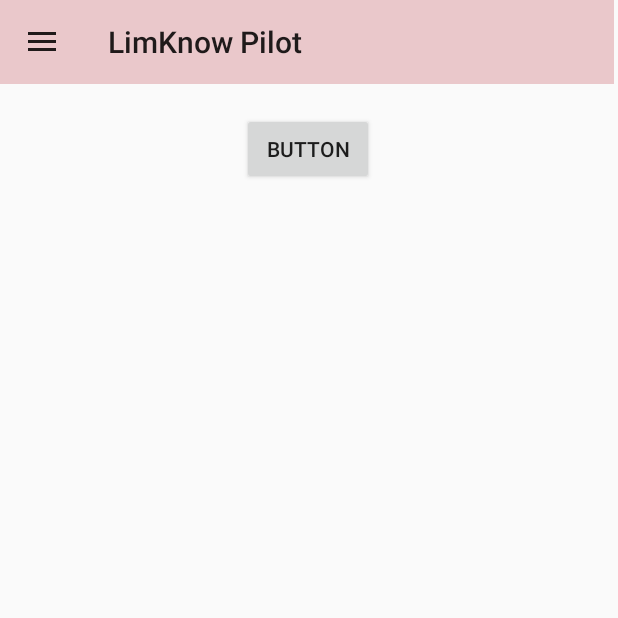
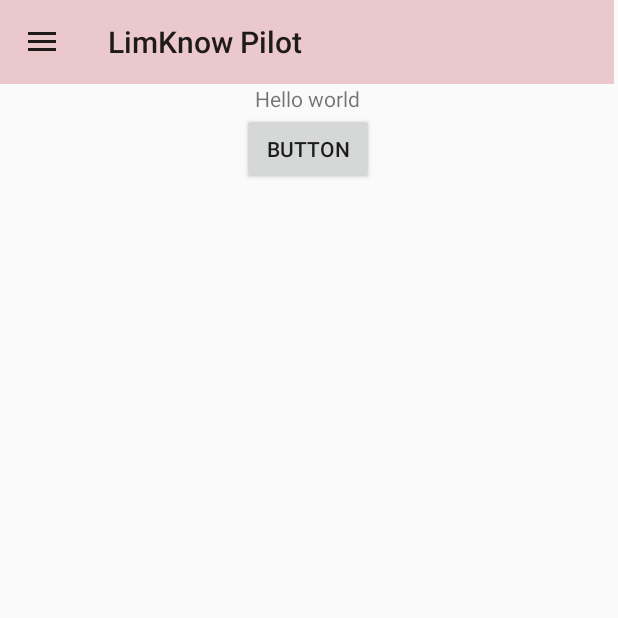
Before and after one commit to sangeetagupta2068/LimKnow-Pilot, an Android app: the screen it shows after launch once a user with an empty profile is signed in (HomeActivity before the commit, MacrophyteListActivity after it), in the side drawer, after a tap on "Aquatic Plants", on a phone screen of 412 x 824 dp, the top half of it. Run offline under Robolectric (Android 15) with nearby library versions, the phone set to English and light mode, and no system bars; our stand-ins replace Firebase (no records; nobody signed in at launch, a user with empty details on screens opened directly); Roboto replaces fonts that are not available here; 2 statements that could not run were skipped.

Commit message:
user navigation drawer item actions completed

```diff
--- a/app/src/main/java/com/pukhuriandbeels/limknowpilot/HomeActivity.java
+++ b/app/src/main/java/com/pukhuriandbeels/limknowpilot/HomeActivity.java
@@ -1,5 +1,6 @@
 package com.pukhuriandbeels.limknowpilot;
 
+import androidx.annotation.NonNull;
 import androidx.appcompat.app.ActionBarDrawerToggle;
 import androidx.appcompat.app.AppCompatActivity;
 import androidx.appcompat.widget.Toolbar;
@@ -8,6 +9,7 @@ import androidx.drawerlayout.widget.DrawerLayout;
 
 import android.content.Intent;
 import android.os.Bundle;
+import android.view.MenuItem;
 import android.view.View;
 import android.widget.Button;
 import android.widget.TextView;
@@ -37,14 +39,42 @@ public class HomeActivity extends AppCompatActivity {
 
         drawerLayout = findViewById(R.id.drawer_layout);
         navigationView = findViewById(R.id.navigation_view);
+
         toolbar = findViewById(R.id.toolbar);
-
-        //toolbar
-        setSupportActionBar(toolbar);
-
+         setSupportActionBar(toolbar);
         ActionBarDrawerToggle actionBarDrawerToggle = new ActionBarDrawerToggle(this, drawerLayout,toolbar,R.string.navigation_drawer_open,R.string.navigation_drawer_close);
         drawerLayout.addDrawerListener(actionBarDrawerToggle);
         actionBarDrawerToggle.syncState();
+
+        navigationView.bringToFront();
+        navigationView.setNavigationItemSelectedListener(new NavigationView.OnNavigationItemSelectedListener() {
+            @Override
+            public boolean onNavigationItemSelected(@NonNull MenuItem item) {
+                switch (item.getItemId()) {
+
+                    case R.id.about: break;
+                    case R.id.policy: break;
+
+                    case R.id.macrophytes:
+                        Intent intent = new Intent(HomeActivity.this, MacrophyteListActivity.class);
+                        startActivity(intent);
+                        break;
+                    case R.id.augmented_reality_game: break;
+                    case R.id.reporting: break;
+
+                    case R.id.badges: break;
+                    case R.id.edit_profile: break;
+                    case R.id.sign_out : break;
+
+                    case R.id.share : break;
+                    case R.id.contact_us: break;
+
+                }
+                drawerLayout.closeDrawer(GravityCompat.START);
+                return true;
+            }
+        });
+        navigationView.setCheckedItem(R.id.about);
 
         GoogleSignInAccount signInAccount = GoogleSignIn.getLastSignedInAccount(this);
         if(signInAccount!=null){
--- a/app/src/main/java/com/pukhuriandbeels/limknowpilot/MacrophyteListActivity.java
+++ b/app/src/main/java/com/pukhuriandbeels/limknowpilot/MacrophyteListActivity.java
@@ -1,14 +1,72 @@
 package com.pukhuriandbeels.limknowpilot;
 
+import androidx.annotation.NonNull;
+import androidx.appcompat.app.ActionBarDrawerToggle;
 import androidx.appcompat.app.AppCompatActivity;
+import androidx.appcompat.widget.Toolbar;
+import androidx.core.view.GravityCompat;
+import androidx.drawerlayout.widget.DrawerLayout;
 
+import android.content.Intent;
 import android.os.Bundle;
+import android.view.MenuItem;
+
+import com.google.android.material.navigation.NavigationView;
 
 public class MacrophyteListActivity extends AppCompatActivity {
+
+    private DrawerLayout drawerLayout;
+    private NavigationView navigationView;
+    private Toolbar toolbar;
 
     @Override
     protected void onCreate(Bundle savedInstanceState) {
         super.onCreate(savedInstanceState);
         setContentView(R.layout.activity_macrophyte_list);
+
+        drawerLayout = findViewById(R.id.drawer_layout);
+        navigationView = findViewById(R.id.navigation_view);
+
+        toolbar = findViewById(R.id.toolbar);
+        setSupportActionBar(toolbar);
+        ActionBarDrawerToggle actionBarDrawerToggle = new ActionBarDrawerToggle(this, drawerLayout,toolbar,R.string.navigation_drawer_open,R.string.navigation_drawer_close);
+        drawerLayout.addDrawerListener(actionBarDrawerToggle);
+        actionBarDrawerToggle.syncState();
+
+        navigationView.bringToFront();
+        navigationView.setNavigationItemSelectedListener(new NavigationView.OnNavigationItemSelectedListener() {
+            @Override
+            public boolean onNavigationItemSelected(@NonNull MenuItem item) {
+                switch (item.getItemId()) {
+
+                    case R.id.about: break;
+                    case R.id.policy: break;
+
+                    case R.id.macrophytes: break;
+                    case R.id.augmented_reality_game: break;
+                    case R.id.reporting: break;
+
+                    case R.id.badges: break;
+                    case R.id.edit_profile: break;
+                    case R.id.sign_out : break;
+
+                    case R.id.share : break;
+                    case R.id.contact_us: break;
+
+                }
+                drawerLayout.closeDrawer(GravityCompat.START);
+                return true;
+            }
+        });
+        navigationView.setCheckedItem(R.id.macrophytes);
+    }
+
+    @Override
+    public void onBackPressed() {
+        if(drawerLayout.isDrawerOpen(GravityCompat.START)){
+            drawerLayout.closeDrawer(GravityCompat.START);
+        } else {
+            super.onBackPressed();
+        }
     }
 }
--- a/app/src/main/res/layout/activity_macrophyte_list.xml
+++ b/app/src/main/res/layout/activity_macrophyte_list.xml
@@ -1,29 +1,60 @@
 <?xml version="1.0" encoding="utf-8"?>
-<androidx.constraintlayout.widget.ConstraintLayout xmlns:android="http://schemas.android.com/apk/res/android"
+<androidx.drawerlayout.widget.DrawerLayout xmlns:android="http://schemas.android.com/apk/res/android"
     xmlns:app="http://schemas.android.com/apk/res-auto"
-    xmlns:tools="http://schemas.android.com/tools"
     android:layout_width="match_parent"
     android:layout_height="match_parent"
-    android:backgroundTint="#FFFFFF"
-    tools:context=".MacrophyteListActivity">
+    tools:context=".MacrophyteListActivity"
+    android:id="@+id/drawer_layout"
+    xmlns:tools="http://schemas.android.com/tools"
+    android:fitsSystemWindows="true"
+    tools:openDrawer="start">
+
+    <com.google.android.material.navigation.NavigationView
+        android:layout_width="wrap_content"
+        android:id="@+id/navigation_view"
+        android:layout_height="match_parent"
+        app:menu="@menu/main_user_menu"
+        android:layout_gravity="start"
+        app:headerLayout="@layout/header"/>
+    <ScrollView
+        android:layout_width="match_parent"
+        android:layout_height="match_parent">
+
+        <androidx.constraintlayout.widget.ConstraintLayout
+            android:layout_width="match_parent"
+            android:layout_height="match_parent">
 
             <androidx.appcompat.widget.Toolbar
                 android:id="@+id/toolbar"
                 android:layout_width="409dp"
                 android:layout_height="wrap_content"
-        android:background="#E6E4E4"
+                android:background="@color/colorPastel"
                 android:minHeight="?attr/actionBarSize"
                 android:theme="?attr/actionBarTheme"
                 app:layout_constraintStart_toStartOf="parent"
                 app:layout_constraintTop_toTopOf="parent" />
 
-    <ImageView
-        android:id="@+id/imageView2"
+            <TextView
+                android:id="@+id/user_text_view"
                 android:layout_width="wrap_content"
                 android:layout_height="wrap_content"
-        android:layout_marginStart="16dp"
-        android:layout_marginTop="16dp"
+                android:text="Hello world"
+                app:layout_constraintEnd_toEndOf="parent"
+                app:layout_constraintHorizontal_bias="0.498"
                 app:layout_constraintStart_toStartOf="parent"
-        app:layout_constraintTop_toTopOf="parent"
-        app:srcCompat="@drawable/navigation_drawer_icon" />
+                app:layout_constraintTop_toBottomOf="@id/toolbar"
+                app:layout_constraintVertical_bias="0.829" />
+
+            <Button
+                android:id="@+id/logout_button"
+                android:layout_width="wrap_content"
+                android:layout_height="wrap_content"
+                android:layout_marginBottom="192dp"
+                android:text="Button"
+                app:layout_constraintTop_toBottomOf="@id/user_text_view"
+                app:layout_constraintEnd_toEndOf="parent"
+                app:layout_constraintHorizontal_bias="0.498"
+                app:layout_constraintStart_toStartOf="parent" />
         </androidx.constraintlayout.widget.ConstraintLayout>
+    </ScrollView>
+</androidx.drawerlayout.widget.DrawerLayout>
--- a/app/src/main/res/menu/main_user_menu.xml
+++ b/app/src/main/res/menu/main_user_menu.xml
@@ -14,10 +14,6 @@
             android:icon="@drawable/ic_baseline_create_24"
             android:title='Citizen Science' />
         <item
-            android:id="@+id/profile"
-            android:icon="@drawable/ic_baseline_person_24"
-            android:title='Profile' />
-        <item
             android:id="@+id/about"
             android:icon="@drawable/ic_baseline_about_24"
             android:title='About' />
@@ -26,9 +22,10 @@
             android:icon="@drawable/ic_baseline_policy_24"
             android:title='Privacy Policy' />
     </group>
-    <group android:checkableBehavior="single">
+
         <item android:title="Profile">
             <menu>
+                <group android:checkableBehavior="single">
                 <item
                     android:id="@+id/badges"
                     android:icon="@drawable/ic_baseline_card_badge_24"
@@ -41,12 +38,12 @@
                     android:id="@+id/sign_out"
                     android:icon="@drawable/ic_baseline_person_24"
                     android:title='Sign Out' />
+                </group>
             </menu>
         </item>
-    </group>
-    <group android:checkableBehavior="single">
         <item android:title="Communicate">
             <menu>
+                <group android:checkableBehavior="single">
                 <item
                     android:id="@+id/share"
                     android:icon="@drawable/ic_baseline_share_24"
@@ -55,7 +52,8 @@
                     android:id="@+id/contact_us"
                     android:icon="@drawable/ic_baseline_call_24"
                     android:title='Contact' />
+                </group>
             </menu>
         </item>
-    </group>
+
 </menu>
```
Also changed, not shown: app/src/main/res/drawable/sample_macrophyte.jpeg (added). Lines whose indentation alone changed are shown as unchanged.
